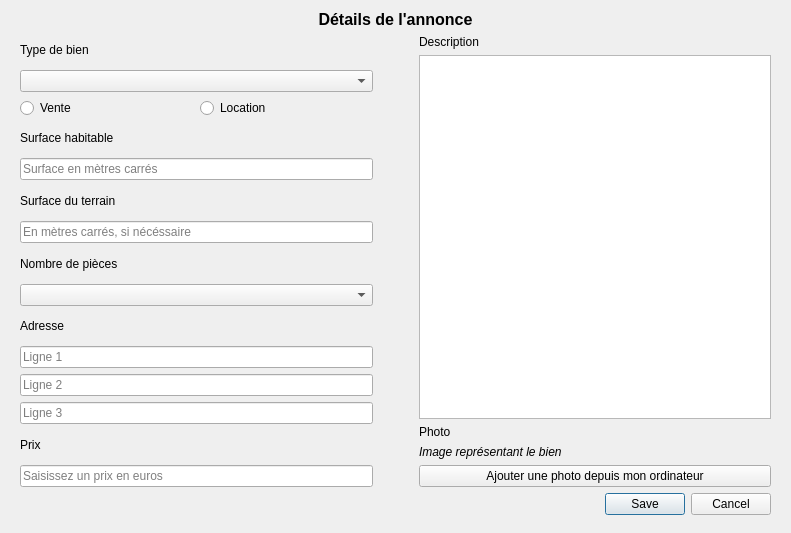
Old version of the form annonce.ui in the repository tonydd/IHMo.
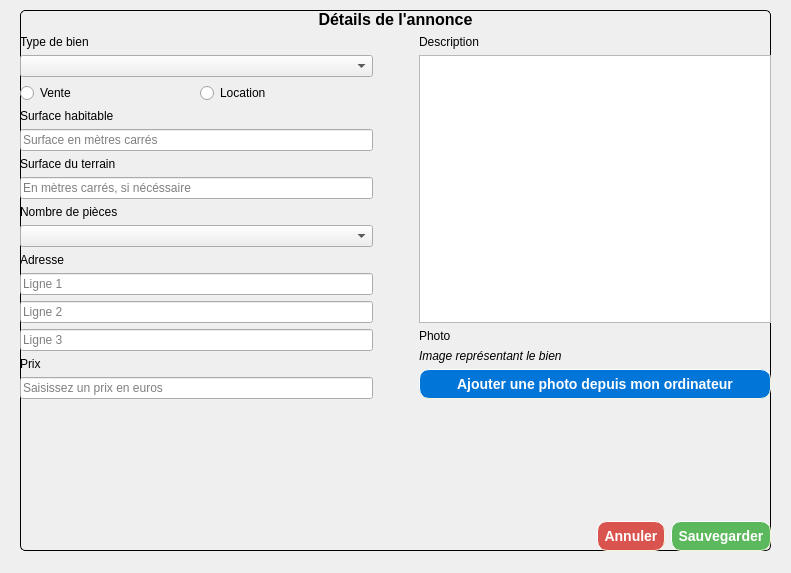
New version of the form. Icons and pictures are not drawn.

Commit message: Un peu de style

```diff
--- a/annonce.ui
+++ b/annonce.ui
@@ -7,21 +7,38 @@
     <x>0</x>
     <y>0</y>
     <width>791</width>
-    <height>533</height>
+    <height>573</height>
    </rect>
   </property>
   <property name="windowTitle">
    <string>Dialog</string>
   </property>
-  <widget class="QWidget" name="verticalLayoutWidget">
+  <property name="styleSheet">
+   <string notr="true">QDialog {background-image: url('../Ressources/background.jpg')}</string>
+  </property>
+  <widget class="QWidget" name="container" native="true">
    <property name="geometry">
     <rect>
      <x>20</x>
      <y>10</y>
      <width>751</width>
-     <height>505</height>
+     <height>541</height>
     </rect>
    </property>
+   <property name="sizePolicy">
+    <sizepolicy hsizetype="Expanding" vsizetype="Expanding">
+     <horstretch>0</horstretch>
+     <verstretch>0</verstretch>
+    </sizepolicy>
+   </property>
+   <property name="styleSheet">
+    <string notr="true">#container {
+border: 1px solid black;
+border-radius: 5px;
+padding: 15px;
+}
+</string>
+   </property>
    <layout class="QVBoxLayout" name="verticalLayout">
     <item>
      <widget class="QLabel" name="label">
@@ -232,6 +249,22 @@
         </item>
         <item>
          <widget class="QPushButton" name="btn_addPohot">
+          <property name="cursor">
+           <cursorShape>PointingHandCursor</cursorShape>
+          </property>
+          <property name="styleSheet">
+           <string notr="true">QPushButton {
+    background-color: #0275d8;
+    border-style: outset;
+    border-width: 1px;
+    border-radius: 10px;
+    border-color: beige;
+	color: white;
+    font: bold 14px;
+    min-width: 10em;
+    padding: 6px;
+}</string>
+          </property>
           <property name="text">
            <string>Ajouter une photo depuis mon ordinateur</string>
           </property>
@@ -242,14 +275,86 @@
      </layout>
     </item>
     <item>
-     <widget class="QDialogButtonBox" name="dialogButtonBox">
+     <spacer name="verticalSpacer">
       <property name="orientation">
-       <enum>Qt::Horizontal</enum>
+       <enum>Qt::Vertical</enum>
       </property>
-      <property name="standardButtons">
-       <set>QDialogButtonBox::Cancel|QDialogButtonBox::Save</set>
+      <property name="sizeType">
+       <enum>QSizePolicy::Expanding</enum>
       </property>
-     </widget>
+      <property name="sizeHint" stdset="0">
+       <size>
+        <width>20</width>
+        <height>40</height>
+       </size>
+      </property>
+     </spacer>
+    </item>
+    <item>
+     <layout class="QHBoxLayout" name="horizontalLayout_4">
+      <property name="topMargin">
+       <number>0</number>
+      </property>
+      <item>
+       <spacer name="horizontalSpacer_2">
+        <property name="orientation">
+         <enum>Qt::Horizontal</enum>
+        </property>
+        <property name="sizeHint" stdset="0">
+         <size>
+          <width>40</width>
+          <height>20</height>
+         </size>
+        </property>
+       </spacer>
+      </item>
+      <item>
+       <widget class="QPushButton" name="btn_cancel">
+        <property name="cursor">
+         <cursorShape>PointingHandCursor</cursorShape>
+        </property>
+        <property name="styleSheet">
+         <string notr="true">QPushButton {
+    background-color: #d9534f;
+    border-style: outset;
+    border-radius: 10px;
+	border-width: 1px;
+	border-color: beige;
+	color: white;
+    font: bold 14px;
+    min-width: 10em;
+    padding: 6px;
+}</string>
+        </property>
+        <property name="text">
+         <string>Annuler</string>
+        </property>
+       </widget>
+      </item>
+      <item>
+       <widget class="QPushButton" name="btn_save">
+        <property name="cursor">
+         <cursorShape>PointingHandCursor</cursorShape>
+        </property>
+        <property name="styleSheet">
+         <string notr="true">QPushButton {
+    background-color: #5cb85c;
+    border-style: outset;
+    border-radius: 10px;
+	border-width: 1px;
+	border-color: beige;
+	color: white;
+    font: bold 14px;
+    min-width: 10em;
+    padding: 6px;
+}</string>
+        </property>
+        <property name="text">
+         <string>Sauvegarder</string>
+        </property>
+       </widget>
+      </item>
+     </layout>
     </item>
    </layout>
   </widget>
```
Left out of the diff: 72 changed lines with no effect on the pictures. The commit also changes 5 other files.
